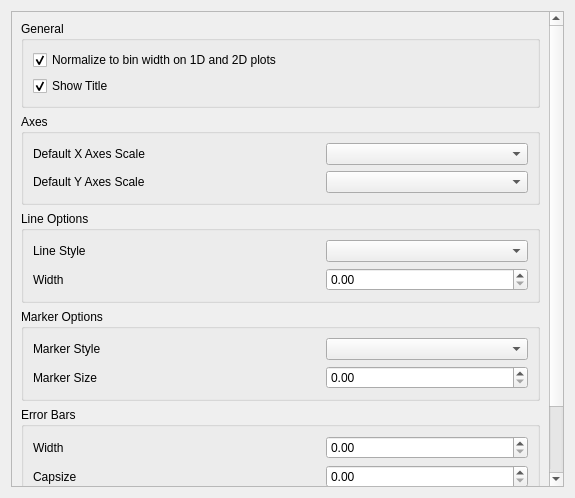
Before: the Qt Designer form qt/applications/workbench/workbench/widgets/settings/plots/section_plots.ui in mantidproject/mantid, drawn with Qt 5.
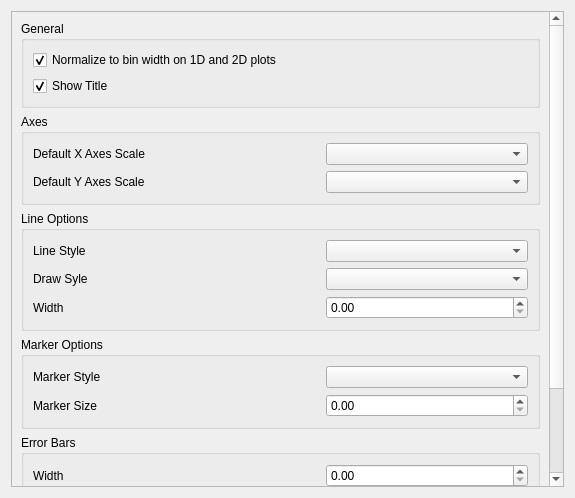
After: the same form once the commit is applied.

Commit message: Add draw style option

Diff of the .ui file:
```diff
--- a/qt/applications/workbench/workbench/widgets/settings/plots/section_plots.ui
+++ b/qt/applications/workbench/workbench/widgets/settings/plots/section_plots.ui
@@ -195,6 +195,33 @@
               </item>
              </layout>
             </item>
+            <item>
+             <layout class="QHBoxLayout" name="horizontalLayout_12">
+              <item>
+               <widget class="QLabel" name="draw_style_label">
+                <property name="text">
+                 <string>Draw Syle</string>
+                </property>
+               </widget>
+              </item>
+              <item>
+               <widget class="QComboBox" name="draw_style">
+                <property name="sizePolicy">
+                 <sizepolicy hsizetype="Minimum" vsizetype="Minimum">
+                  <horstretch>0</horstretch>
+                  <verstretch>0</verstretch>
+                 </sizepolicy>
+                </property>
+                <property name="maximumSize">
+                 <size>
+                  <width>202</width>
+                  <height>16777215</height>
+                 </size>
+                </property>
+               </widget>
+              </item>
+             </layout>
+            </item>
             <item>
              <layout class="QHBoxLayout" name="horizontalLayout_5">
               <property name="spacing">
```
The commit also changes 4 other files.
